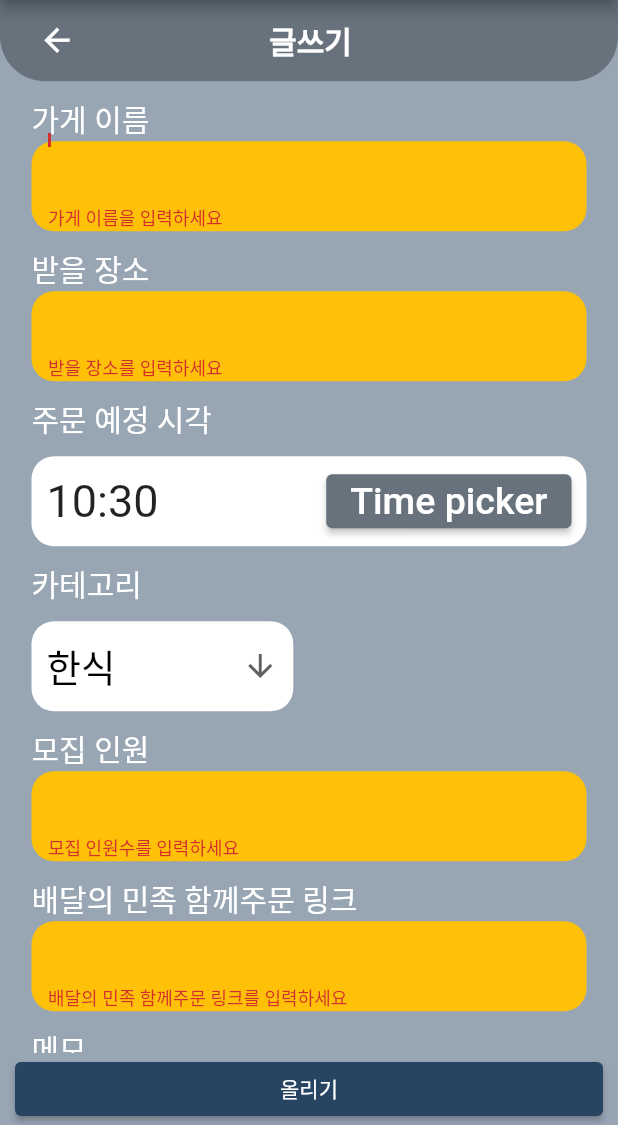
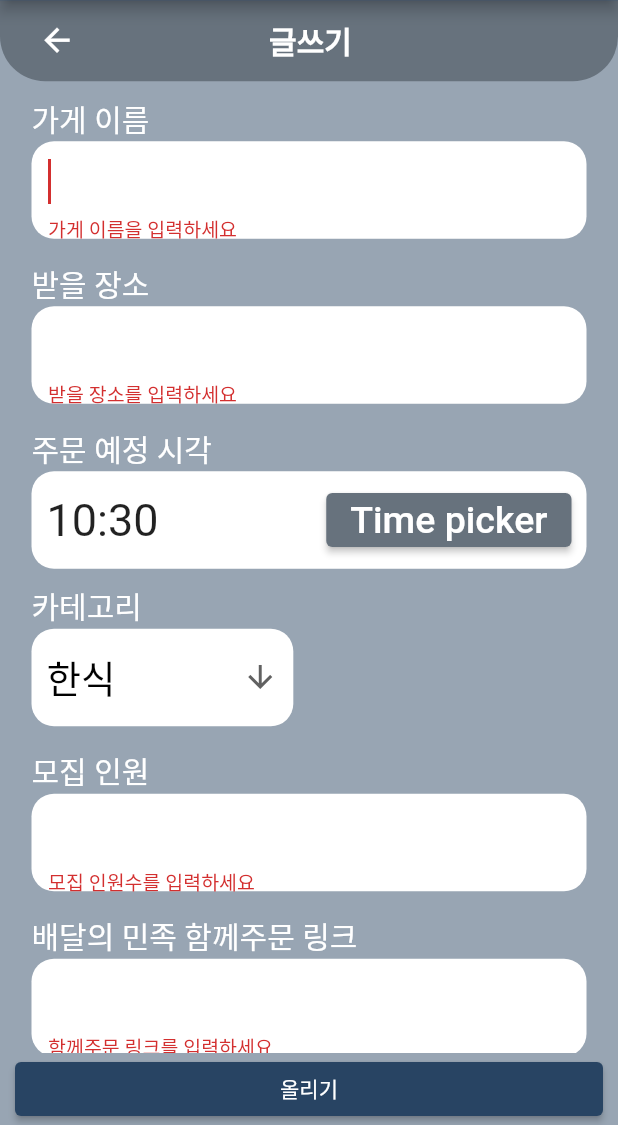
Before and after one commit to Seo-Yegyeong/delivery_together, a Flutter app: the WritePage screen opened directly, after a tap on "올리기", on a phone screen of 412 x 824 dp, the part 111-1236 px from its top. Run offline on Flutter 3.47's test engine with Material 2 defaults, Android fonts, the phone set to English and light mode, and no system bars; our stand-ins replace cloud_firestore, firebase_auth, firebase_core, get, google_sign_in, logger; accounts and stored records are empty.

Commit message:
[FIX] resolve the error message's big height problem in write_order.dart

```diff
--- a/lib/write_order.dart
+++ b/lib/write_order.dart
@@ -139,9 +139,9 @@ class _WritingForm extends State<WritingForm> {
                 InputField("받을 장소", 1),
                 Text('주문 예정 시각', style: TextStyle(color: Colors.white, fontSize: 20),),
                 Padding(
-                  padding: const EdgeInsets.fromLTRB(0, 10.0, 0, 10.0),
+                  padding: const EdgeInsets.fromLTRB(0, 0, 0, 10.0),
                   child: Container(
-                    height: 60,
+                    height: 65,
                     padding: EdgeInsets.all(10),
                     decoration: BoxDecoration(
                       color: Colors.white,
@@ -173,9 +173,9 @@ class _WritingForm extends State<WritingForm> {
                 ),
                 Text('카테고리', style: TextStyle(color: Colors.white, fontSize: 20),),
                 Padding(
-                  padding: const EdgeInsets.symmetric(vertical: 10.0),
+                  padding: const EdgeInsets.fromLTRB(0,0,0,15.0),
                   child: Container(
-                    height: 60,
+                    height: 65,
                     padding: EdgeInsets.all(10),
                     decoration: BoxDecoration(
                       color: Colors.white,
@@ -220,10 +220,10 @@ class _WritingForm extends State<WritingForm> {
         children: [
           Text(text, style: TextStyle(color: Colors.white, fontSize: 20),),
           Container(
-            height: (index == 6)? 200: 60,
+            height: (index == 6)? 200: 65,
             padding: EdgeInsets.symmetric(horizontal: 11),
             decoration: BoxDecoration(
-              color: Colors.amber,
+              color: Colors.white,
               borderRadius: BorderRadius.circular(15),
             ),
             child: TextFormField(
@@ -251,7 +251,7 @@ class _WritingForm extends State<WritingForm> {
                   } else if (index == 4) {
                     return '모집 인원수를 입력하세요';
                   } else if (index == 5) {
-                    return '배달의 민족 함께주문 링크를 입력하세요';
+                    return '함께주문 링크를 입력하세요';
                   }
                 }
 
@@ -263,23 +263,36 @@ class _WritingForm extends State<WritingForm> {
               },
               // readOnly: (index == 1) ? true : false,
               // initialValue: (index == 1)? FirebaseAuth.instance.currentUser!.email : null,
-              keyboardType: (index == 6) ? TextInputType.multiline : TextInputType.text,
+              keyboardType: _getKeyboardType(index),
               minLines: (index == 6) ? 10 : null,
               maxLines: (index == 6) ? 30 : null,
               textInputAction: TextInputAction.next,
               autofocus: true,
               decoration: const InputDecoration(
                 border: InputBorder.none,
+                errorStyle: TextStyle(fontSize: 13, height: 0.2),
 
               ),
+              // strutStyle: StrutStyle(height: 1.5),
               style: TextStyle(
                 fontSize: 30,
               ),
             ),
           ),
-          SizedBox(height: 10,)
+          SizedBox(height: 15,)
         ],
       ),
     );
   }
+
+  TextInputType _getKeyboardType(int value) {
+    switch (value) {
+      case 6:
+        return TextInputType.multiline;
+      case 4:
+        return TextInputType.number;
+      default:
+        return TextInputType.text;
+    }
+  }
 }
```
